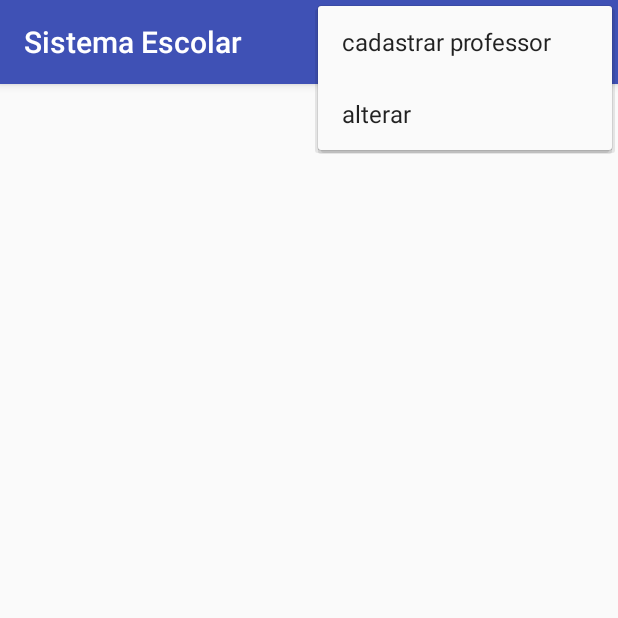
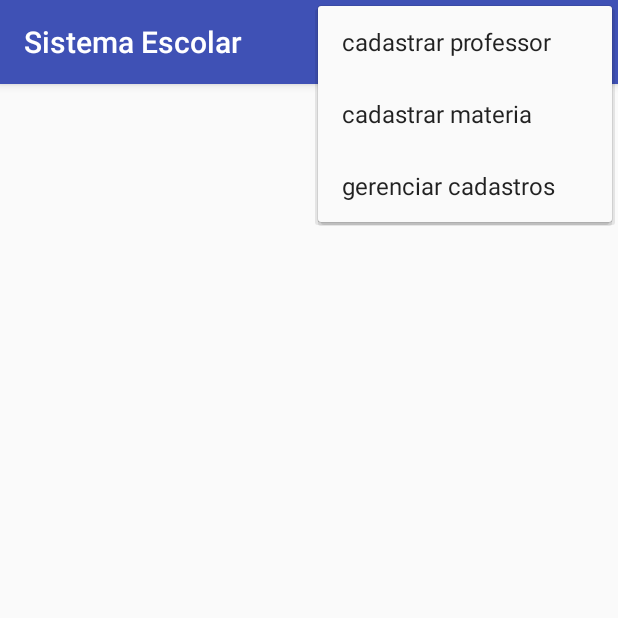
Before and after one commit to kibutzzz/SistemaEscolar, an Android app: the screen it shows after launch (MainActivity), with the options menu open, on a phone screen of 412 x 824 dp, the top half of it. Run offline under Robolectric (Android 15) with nearby library versions, the phone set to English and light mode, and no system bars.

Commit message:
modificações no menu para acessar a tela de cadastro de materia

```diff
--- a/app/src/main/res/menu/main_activity_menu.xml
+++ b/app/src/main/res/menu/main_activity_menu.xml
@@ -2,9 +2,11 @@
 <menu xmlns:android="http://schemas.android.com/apk/res/android">
 
     <item
-        android:id="@+id/cadastrar"
+        android:id="@+id/cadastrar_professor"
         android:title="cadastrar professor" />
+    <item android:id="@+id/cadastrar_materia"
+        android:title="cadastrar materia"/>
     <item
-        android:id="@+id/alterar"
-        android:title="alterar" />
+        android:id="@+id/gerenciar"
+        android:title="gerenciar cadastros" />
 </menu>
```
Also changed, not shown: app/src/main/java/com/example/a20151inf0107/sistemaescolar/MainActivity.java (+7 -3 lines).
